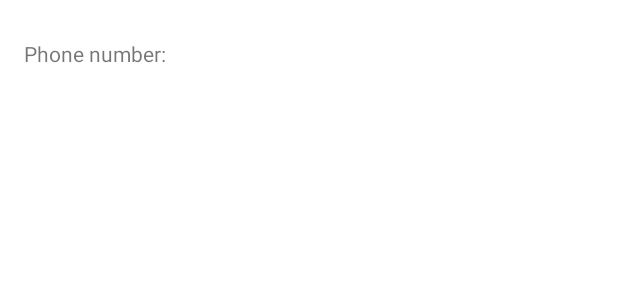
After one commit to AlexeyAbdyushev/ContactsApp, an Android app: the layout number_item.xml on its own in the app's theme, with its tools: preview values and no code run, on a phone screen of 412 x 824 dp. The commit adds this screen. Shown: the top 300 px of the screen. Run offline under Robolectric (Android 15) with nearby library versions, the phone set to English and light mode, and no system bars.

Commit message:
2nd Screen, ContactInfo

```diff
--- a/app/src/main/java/com/example/contactapp/Contact.kt
+++ b/app/src/main/java/com/example/contactapp/Contact.kt
@@ -1,3 +1,3 @@
 package com.example.contactapp
 
-data class Contact(val name: String?, val phone: String?, val imageUri: String?)
+data class Contact(val name: String?, val phone: String?, val imageUri: String?, val numbersList: ArrayList<String>?)
--- /dev/null
+++ b/app/src/main/java/com/example/contactapp/ContactInfoView.kt
@@ -0,0 +1,4 @@
+package com.example.contactapp
+
+class ContactInfoView {
+}
--- /dev/null
+++ b/app/src/main/java/com/example/contactapp/ContactInfoViewModel.kt
@@ -0,0 +1,4 @@
+package com.example.contactapp
+
+class ContactInfoViewModel {
+}
--- /dev/null
+++ b/app/src/main/res/layout/number_item.xml
@@ -0,0 +1,21 @@
+<?xml version="1.0" encoding="utf-8"?>
+<LinearLayout
+    xmlns:android = "http://schemas.android.com/apk/res/android"
+    xmlns:app="http://schemas.android.com/apk/res-auto"
+    xmlns:tools = "http://schemas.android.com/tools"
+    android:layout_width = "match_parent"
+    android:layout_height = "72dp"
+    android:paddingTop = "8dp"
+    android:paddingBottom = "8dp"
+    android:paddingStart="16dp"
+    android:paddingEnd="16dp"
+    android:gravity = "center_vertical"
+    android:orientation = "horizontal"
+    android:clickable="true"
+    android:focusable="true">
+        <TextView
+            android:id="@+id/number"
+            android:layout_width="wrap_content"
+            android:layout_height="wrap_content"
+            tools:text="Phone number:" />
+</LinearLayout>
```
Also changed, not shown: app/src/main/java/com/example/contactapp/ContactAdapter.kt (+20 -7 lines), app/src/main/java/com/example/contactapp/ContactInfoFragment.kt (added, +85 -0 lines), app/src/main/java/com/example/contactapp/ContactsFragment.kt (+23 -22 lines), app/src/main/java/com/example/contactapp/MainActivity.kt (+8 -1 lines), app/src/main/java/com/example/contactapp/NumbersAdapter.kt (added, +33 -0 lines), app/src/main/java/com/example/contactapp/NumbersViewHolder.kt (added, +17 -0 lines), app/src/main/res/layout/activity_main.xml (+9 -7 lines), app/src/main/res/layout/fragment_contact_info.xml (renamed from app/src/main/res/layout/contact_info.xml, +5 -4 lines).
